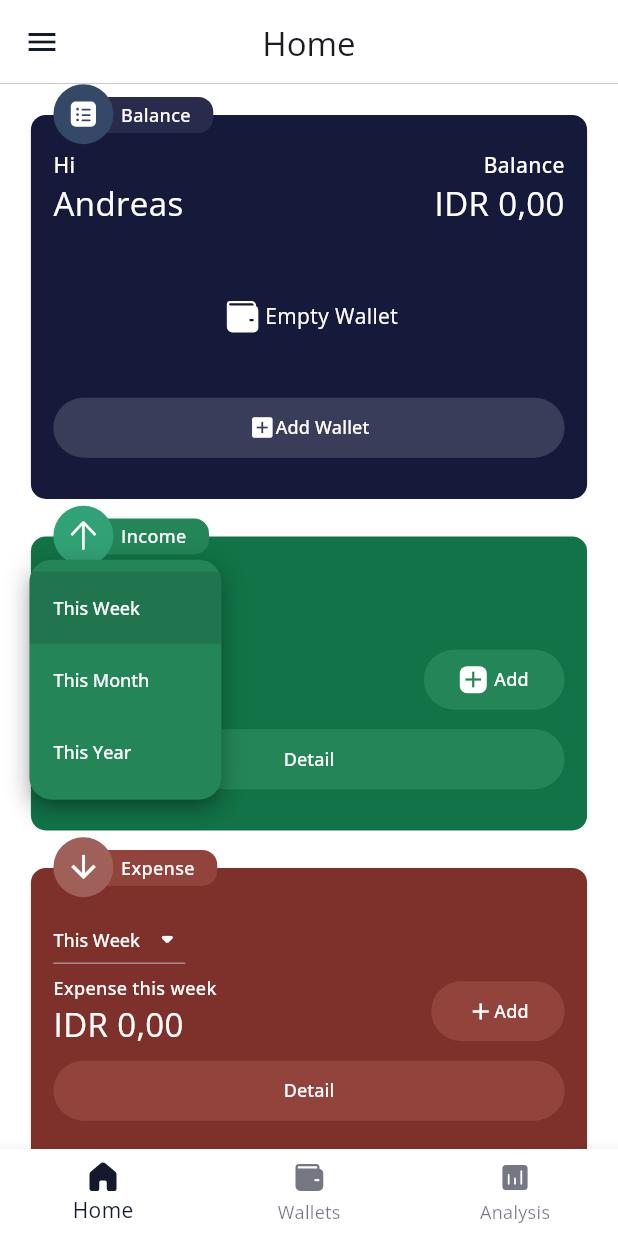
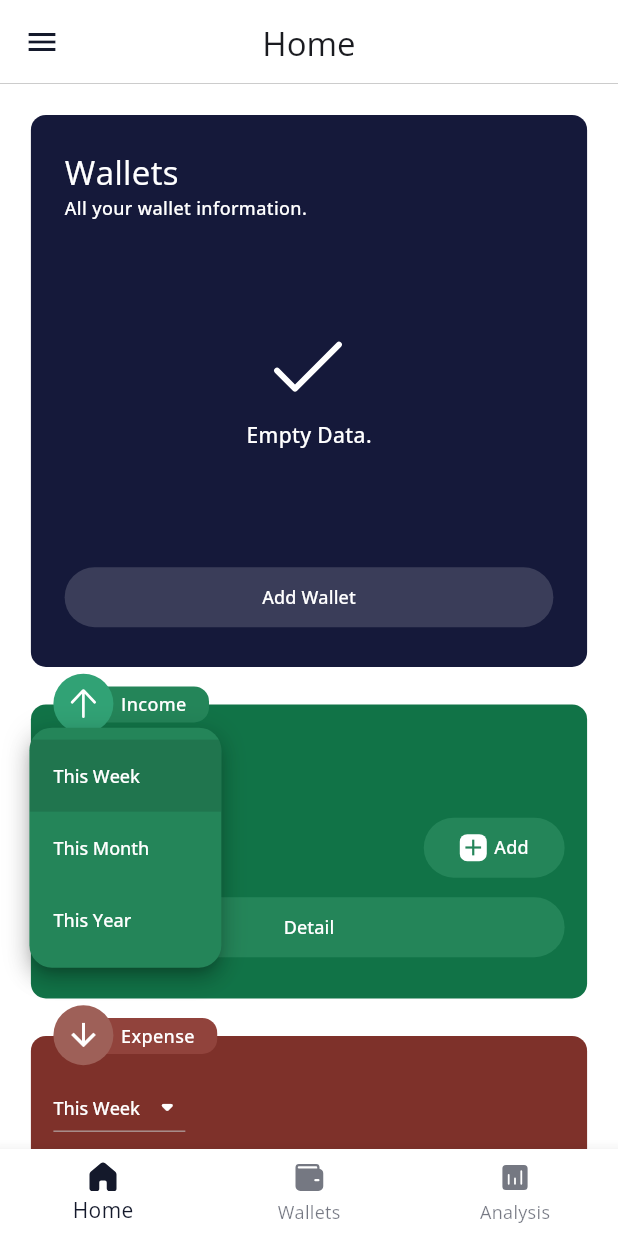
Before and after one commit to andrr64/KeuanganKu-Pro, a Flutter app: the screen it shows after launch, after a tap on "This Week", on a phone screen of 412 x 824 dp. Run offline on Flutter 3.47's test engine with Material 3 defaults, Android fonts, the phone set to English and light mode, and no system bars; our stand-ins replace fl_chart, fluentui_system_icons, flutter_riverpod, hooks_riverpod, quickalert, sqflite; accounts and stored records are empty.

Commit message:
update (a lot)

```diff
--- a/lib/frontend/app/forms/expense_form.dart
+++ b/lib/frontend/app/forms/expense_form.dart
@@ -90,7 +90,7 @@ class _ExpenseFormState extends State<ExpenseForm> {
       );
       newExpense.insert().then((_) {
         widget.callbackWhenDataSaved(newExpense); // update local.wallet total_expense
-        REFRESH_AnalysisPage();
+        REFRESH_AnalysisPage(context);
         QuickAlert.show(context: context, type: QuickAlertType.success)
           .then((_) => closePage(context));
       });
@@ -221,8 +221,7 @@ class _ExpenseFormState extends State<ExpenseForm> {
         crossAxisAlignment: CrossAxisAlignment.start,
         children: [
           kText(context, 'Expense', KTStyle.title, KTSType.large),
-          kText(context, 'Insert new expense data.', KTStyle.label,
-              KTSType.medium),
+          kText(context, 'Insert new expense data.', KTStyle.label, KTSType.medium),
           ...fields(context),
           Row(
             children: [
@@ -268,7 +267,6 @@ class _ExpenseFormState extends State<ExpenseForm> {
 
   @override
   Widget build(BuildContext context) {
-
     if (widget.wallets.isEmpty || widget.expenseCategories.isEmpty){
       return buildWhenListOrCategoryIsEmpty(context);
     }
--- a/lib/frontend/app/main/analysis/analysis.dart
+++ b/lib/frontend/app/main/analysis/analysis.dart
@@ -14,10 +14,10 @@ final _expenseBarChartProvider = NotifierProvider<AnalysisPageExpenseBarChartPro
 final _expenseDonutChartProvider = NotifierProvider<AnalysisPageExpensePieChartByCategoryProvider, AnalysisPageExpensePieChartByCategoryData>(
     AnalysisPageExpensePieChartByCategoryProvider.new);
 
-Future<void> REFRESH_AnalysisPage() async{
+Future<void> REFRESH_AnalysisPage(BuildContext context) async{
   if (_initPage){
     await _ref.watch(_expenseDonutChartProvider.notifier).updateData();
-    await _ref.watch(_expenseBarChartProvider.notifier).updateData();
+    await _ref.watch(_expenseBarChartProvider.notifier).updateData(context);
   }
 }
 void INITDATA_AnalysisPage(BuildContext context, WidgetRef ref) async{
@@ -57,7 +57,7 @@ class AnalysisPage extends HookConsumerWidget {
                 average: 0,
                 callbackWhenDataTimePeriodChanged: (val) async {
                   await barChartNotifier.setBarChartDataTimePeriod(val);
-                  barChartNotifier.updateData();
+                  barChartNotifier.updateData(context);
                 },
             ),
             dummyHeight(15),
@@ -73,7 +73,7 @@ class AnalysisPage extends HookConsumerWidget {
                 },
             ),
             ElevatedButton(onPressed: (){
-              REFRESH_AnalysisPage();
+              REFRESH_AnalysisPage(context);
             }, child: const Text('Hola'))
           ],
         ),
--- a/lib/frontend/app/main/analysis/analysis_provider.dart
+++ b/lib/frontend/app/main/analysis/analysis_provider.dart
@@ -53,7 +53,7 @@ class AnalysisPageExpenseBarChartProvider extends Notifier<AnalysisPageExpenseBa
   Future<void> initData(BuildContext context,{required DBModelExpenseCategory Function(int) expenseCategoryGetter}) async {
     if (!_init) {
       this.expenseCategoryGetter = expenseCategoryGetter;
-      await updateData();
+      await updateData(context);
       _init = true;
     }
   }
@@ -73,14 +73,14 @@ class AnalysisPageExpenseBarChartProvider extends Notifier<AnalysisPageExpenseBa
         );
     }
   }
-  Future<void> updateData() async {
+  Future<void> updateData(BuildContext context) async {
     final data_weekly = await DBHelperExpense().readExpenseThenGroupByDate(period: DateRange.week);
     final data_monthly = await DBHelperExpense().readExpenseThenGroupByDate(period: DateRange.month);
     final data_yearly = await DBHelperExpense().readExpenseThenGroupByDate(period: DateRange.year);
 
-    final result_weekly = List.generate(data_weekly.length, (i) => weeklyBarData(i, data_weekly[i].total, barColor: KGraphColor.pastel_red.color));
-    final result_monthly = List.generate(data_monthly.length, (i) => monthlyBarData(i, data_monthly[i].total, barColor: KGraphColor.pastel_red.color));
-    final result_yearly = List.generate(data_yearly.length, (i) => yearlyBarData(i, data_yearly[i].total, barColor: KGraphColor.pastel_red.color));
+    final result_weekly = List.generate(data_weekly.length, (i) => weeklyBarData(i, data_weekly[i].total, context, barColor: KGraphColor.pastel_red.color));
+    final result_monthly = List.generate(data_monthly.length, (i) => monthlyBarData(i, data_monthly[i].total, context, barColor: KGraphColor.pastel_red.color));
+    final result_yearly = List.generate(data_yearly.length, (i) => yearlyBarData(i, data_yearly[i].total, context, barColor: KGraphColor.pastel_red.color));
 
     state = state.copyWith(
       weekly_bar: result_weekly,
--- a/lib/frontend/components/cards/balance_card.dart
+++ b/lib/frontend/components/cards/balance_card.dart
@@ -3,23 +3,23 @@ import 'package:flutter/material.dart';
 import 'package:hooks_riverpod/hooks_riverpod.dart';
 import 'package:keuanganku/frontend/app/forms/wallet_form.dart';
 import 'package:keuanganku/frontend/app/main/home/home_provider.dart';
-import 'package:keuanganku/frontend/app/providers/userdata_provider.dart';
 import 'package:keuanganku/frontend/app/providers/wallet_provider.dart';
 import 'package:keuanganku/frontend/components/buttons/k_button.dart';
 import 'package:keuanganku/frontend/components/cards/k_card_plus.dart';
 import 'package:keuanganku/frontend/components/cards/wallet_card.dart';
+import 'package:keuanganku/frontend/components/empty_data.dart';
 import 'package:keuanganku/frontend/components/text/k_text.dart';
-import 'package:keuanganku/frontend/components/utility/currency_format.dart';
 import 'package:keuanganku/frontend/components/utility/space_y.dart';
 import 'package:keuanganku/frontend/colors/k_color.dart';
 import 'package:keuanganku/frontend/utility/page.dart';
 
 class BalanceCard extends HookConsumerWidget {
-  const BalanceCard({super.key});
+  const BalanceCard({super.key, this.without_title, this.without_name});
+  final bool? without_title;
+  final bool? without_name;
 
   @override
   Widget build(BuildContext context, WidgetRef ref) {
-    var userdataProvider = ref.watch(globalUserdataProvider.notifier);
     var walletsProvider = ref.watch(globalWalletsProvider);
     var walletsProviderNotifier = ref.read(globalWalletsProvider.notifier);
 
@@ -32,62 +32,52 @@ class BalanceCard extends HookConsumerWidget {
       ));
     }
 
-    Widget doGenerateWalletCards() {
+    Widget buildWallets() {
       if (walletsProvider.isEmpty) {
-        return Padding(
-          padding: const EdgeInsets.symmetric(vertical: 25),
-          child: Row(
-            mainAxisAlignment: MainAxisAlignment.center,
-            children: [
-              const Icon(
-                FluentIcons.wallet_20_filled,
-                size: 30,
-              ),
-              kText(context, 'Empty Wallet', KTStyle.body, KTSType.medium, color: Colors.white),
-            ],
-          ),
-        );
-      } else {
+        return const EmptyData(iconColor: Colors.white);
+      }
       return Column(
         children: [
-            ...List<Widget>.generate(
-                walletsProvider.length, (i) => WalletCard(wallet: walletsProvider[i]))
+          dummyHeight(20),
+          ...List<Widget>.generate(walletsProvider.length,
+              (i) => WalletCard(wallet: walletsProvider[i]))
         ],
       );
     }
+
+    List<Widget> buildTitle() {
+      const TEXT = [
+        'Wallets',
+        'All your wallet information.'
+      ];
+
+      return [
+        kText(context, TEXT[0], KTStyle.title, KTSType.large,
+            color: Colors.white),
+        SizedBox(
+          width: MediaQuery.sizeOf(context).width * 0.7,
+          child: kText(context, TEXT[1], KTStyle.label,
+              KTSType.medium,
+              color: Colors.white),
+        )
+      ];
     }
 
-    // Frontend
-    Widget content() {
-      var name = userdataProvider.name;
-      return Column(
+    Widget buildContent() {
+      return Padding(
+        padding: const EdgeInsets.all(22.5),
+        child: Column(
           children: [
             Row(
               mainAxisAlignment: MainAxisAlignment.spaceBetween,
               children: [
                 Column(
                   crossAxisAlignment: CrossAxisAlignment.start,
-                children: [
-                  kText(context, 'Hi', KTStyle.title, KTSType.small,
-                      color: Colors.white),
-                  kText(context, name, KTStyle.title, KTSType.large,
-                      color: Colors.white),
-                ],
-              ),
-              Column(
-                crossAxisAlignment: CrossAxisAlignment.end,
-                children: [
-                  kText(context, 'Balance', KTStyle.title, KTSType.small,
-                      color: Colors.white),
-                  kText(context, currencyFormat(walletsProviderNotifier.totalBalance), KTStyle.title,
-                      KTSType.large,
-                      color: Colors.white),
-                ],
+                  children: [...buildTitle()],
                 ),
               ],
             ),
-          dummyHeight(20),
-          doGenerateWalletCards(),
+            buildWallets(),
             dummyHeight(10),
             k_button(
               context,
@@ -95,17 +85,17 @@ class BalanceCard extends HookConsumerWidget {
                 whenAddButtonPressed(context);
               },
               text: 'Add Wallet',
-            icon: Icons.add_box,
               mainColor: Colors.white.withAlpha(40),
-            withoutBg: true,
             )
           ],
+        ),
       );
     }
 
-    return KCardPlus(context, content(),
+    return KCardPlus(context, buildContent(),
         color: BaseColor.primary.color,
         title: 'Balance',
+        withoutTitle: true,
         icon: const Icon(
           FluentIcons.text_bullet_list_square_20_filled,
           color: Colors.white,
--- a/lib/frontend/components/cards/expense_card.dart
+++ b/lib/frontend/components/cards/expense_card.dart
@@ -36,8 +36,7 @@ class ExpenseCard extends StatelessWidget {
   // Frontend
   Widget content(BuildContext context) {
     List<Color> generated3color = generate3Color(BaseColor.old_red.color);
-    final KDropdown<DateRange> dataRange =
-        KDropdown(KDropdownItem(DateRange.week.getDateRangeMap()));
+    final KDropdown<DateRange> dataRange = KDropdown(KDropdownItem(DateRange.week.getDateRangeMap()));
 
     return Column(
       mainAxisAlignment: MainAxisAlignment.spaceBetween,
```
Lines whose indentation alone changed are shown as unchanged.
